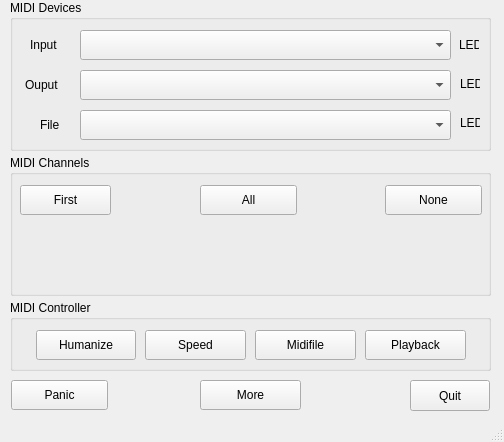
The window that src/mainwindow.ui (obook/I-like-Chopin) describes before a commit, drawn with Qt 5.
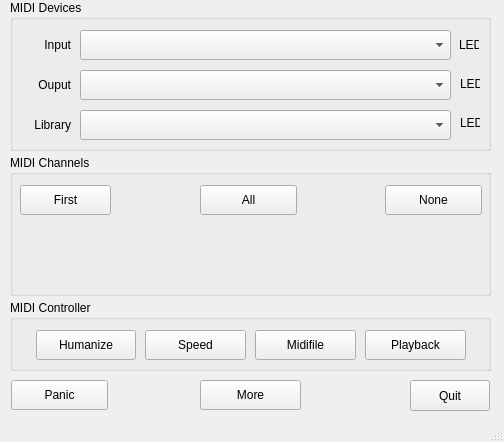
The same window after the commit.

Patch:
```diff
--- a/src/mainwindow.ui
+++ b/src/mainwindow.ui
@@ -42,14 +42,17 @@
     <widget class="QLabel" name="label_File">
      <property name="geometry">
       <rect>
-       <x>30</x>
+       <x>-10</x>
        <y>114</y>
        <width>71</width>
        <height>22</height>
       </rect>
      </property>
      <property name="text">
-      <string>File</string>
+      <string>Library</string>
+     </property>
+     <property name="alignment">
+      <set>Qt::AlignRight|Qt::AlignTrailing|Qt::AlignVCenter</set>
      </property>
     </widget>
     <widget class="QComboBox" name="InputDeviceCombo">
@@ -75,7 +78,7 @@
     <widget class="QLabel" name="label_Ouput">
      <property name="geometry">
       <rect>
-       <x>15</x>
+       <x>-10</x>
        <y>74</y>
        <width>71</width>
        <height>22</height>
@@ -84,11 +87,14 @@
      <property name="text">
       <string>Ouput</string>
      </property>
+     <property name="alignment">
+      <set>Qt::AlignRight|Qt::AlignTrailing|Qt::AlignVCenter</set>
+     </property>
     </widget>
     <widget class="QLabel" name="label_Input">
      <property name="geometry">
       <rect>
-       <x>20</x>
+       <x>-10</x>
        <y>34</y>
        <width>71</width>
        <height>22</height>
@@ -97,6 +103,9 @@
      <property name="text">
       <string>Input</string>
      </property>
+     <property name="alignment">
+      <set>Qt::AlignRight|Qt::AlignTrailing|Qt::AlignVCenter</set>
+     </property>
     </widget>
     <widget class="QComboBox" name="FileCombo">
      <property name="geometry">
```
Left out of the diff: 2 changed lines with no effect on the pictures.
